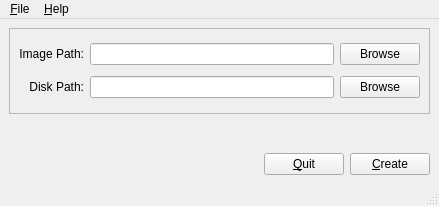
First picture: the form in staj-projeleri/puding/data/ui/qtMain.ui, repository pars-linux/uludag, before the edit.
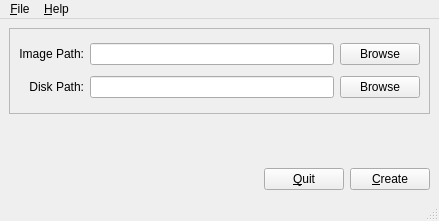
Second picture: the form after the edit. Icons and pictures are not drawn.

What changed in the file:
```diff
--- a/staj-projeleri/puding/data/ui/qtMain.ui
+++ b/staj-projeleri/puding/data/ui/qtMain.ui
@@ -7,7 +7,7 @@
     <x>0</x>
     <y>0</y>
     <width>439</width>
-    <height>206</height>
+    <height>221</height>
    </rect>
   </property>
   <property name="minimumSize">
```
Left out of the diff: 20 changed lines with no effect on the pictures.
